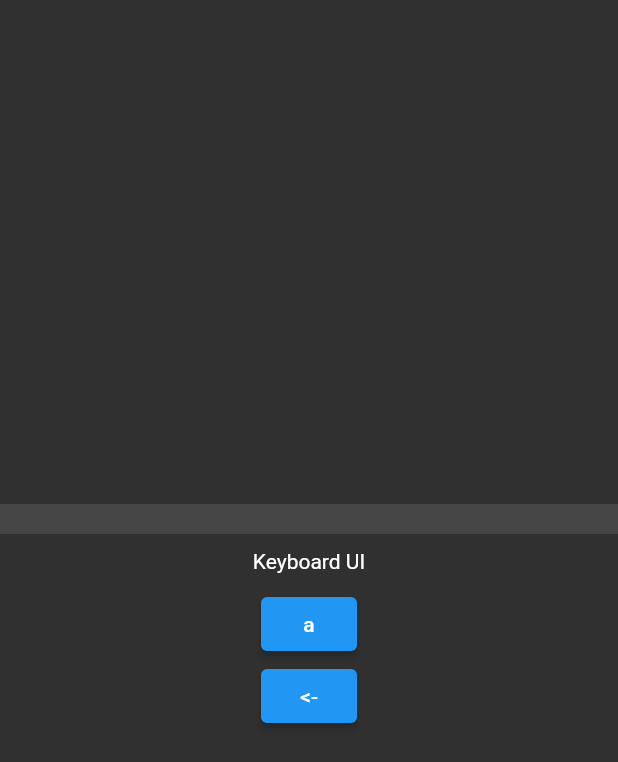
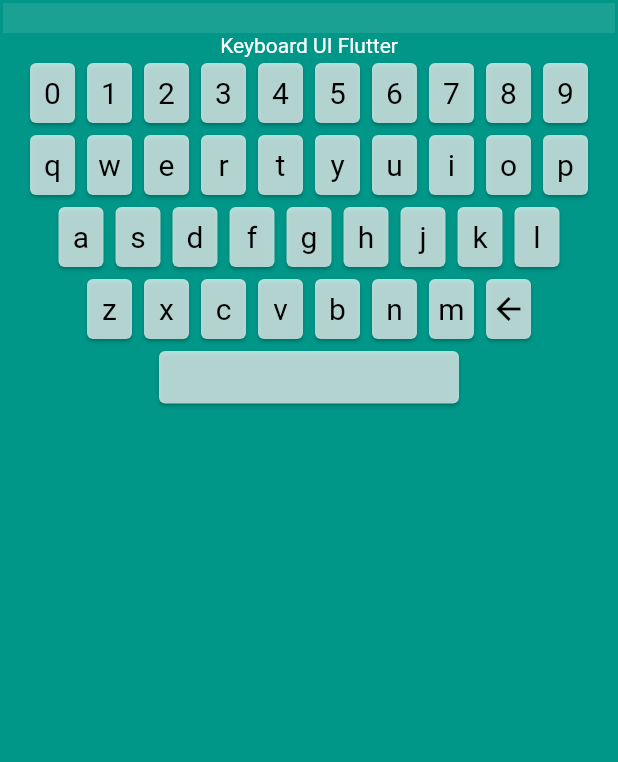
Before and after one commit to israelhudson/TecladoHibrido, a Flutter app: the KeyboardUi screen opened by its route, on a phone screen of 412 x 824 dp. Shown: the top 762 px of the screen. Run offline on Flutter 3.47's test engine with Material 2 defaults, Android fonts, the phone set to English and light mode, and no system bars.

Commit message:
layout keyboard with all keys words

```diff
--- a/keyboard_cursive_writing/lib/keyboard_ui.dart
+++ b/keyboard_cursive_writing/lib/keyboard_ui.dart
@@ -20,32 +20,146 @@ class _KeyboardUiState extends State<KeyboardUi> {
   @override
   Widget build(BuildContext context) {
     return Material(
+      child: Container(
+        color: Colors.teal,
+        padding: EdgeInsets.all(2),
         child: Column(
           mainAxisSize: MainAxisSize.min,
           crossAxisAlignment: CrossAxisAlignment.center,
-        mainAxisAlignment: MainAxisAlignment.center,
+          mainAxisAlignment: MainAxisAlignment.start,
           children: [
             Container(
               width: double.infinity,
               height: 20,
               color: Colors.white10,
             ),
-          const SizedBox(height: 10),
-          const Text('Keyboard UI'),
-          const SizedBox(height: 10),
-          ElevatedButton(
-            onPressed: () {
-              sendText("a");
+            const Text('Keyboard UI Flutter'),
+            Row(
+              mainAxisSize: MainAxisSize.min,
+              crossAxisAlignment: CrossAxisAlignment.center,
+              mainAxisAlignment: MainAxisAlignment.spaceBetween,
+              children: [
+                itemViewKeyboard(value: "0"),
+                itemViewKeyboard(value: "1"),
+                itemViewKeyboard(value: "2"),
+                itemViewKeyboard(value: "3"),
+                itemViewKeyboard(value: "4"),
+                itemViewKeyboard(value: "5"),
+                itemViewKeyboard(value: "6"),
+                itemViewKeyboard(value: "7"),
+                itemViewKeyboard(value: "8"),
+                itemViewKeyboard(value: "9"),
+              ],
+            ),
+            Row(
+              mainAxisSize: MainAxisSize.min,
+              crossAxisAlignment: CrossAxisAlignment.center,
+              mainAxisAlignment: MainAxisAlignment.spaceBetween,
+              children: [
+                itemViewKeyboard(value: "q"),
+                itemViewKeyboard(value: "w"),
+                itemViewKeyboard(value: "e"),
+                itemViewKeyboard(value: "r"),
+                itemViewKeyboard(value: "t"),
+                itemViewKeyboard(value: "y"),
+                itemViewKeyboard(value: "u"),
+                itemViewKeyboard(value: "i"),
+                itemViewKeyboard(value: "o"),
+                itemViewKeyboard(value: "p"),
+              ],
+            ),
+            Row(
+              mainAxisSize: MainAxisSize.min,
+              crossAxisAlignment: CrossAxisAlignment.center,
+              mainAxisAlignment: MainAxisAlignment.spaceBetween,
+              children: [
+                itemViewKeyboard(value: "a"),
+                itemViewKeyboard(value: "s"),
+                itemViewKeyboard(value: "d"),
+                itemViewKeyboard(value: "f"),
+                itemViewKeyboard(value: "g"),
+                itemViewKeyboard(value: "h"),
+                itemViewKeyboard(value: "j"),
+                itemViewKeyboard(value: "k"),
+                itemViewKeyboard(value: "l"),
+              ],
+            ),
+            Row(
+              mainAxisSize: MainAxisSize.min,
+              crossAxisAlignment: CrossAxisAlignment.center,
+              mainAxisAlignment: MainAxisAlignment.spaceBetween,
+              children: [
+                itemViewKeyboard(value: "z"),
+                itemViewKeyboard(value: "x"),
+                itemViewKeyboard(value: "c"),
+                itemViewKeyboard(value: "v"),
+                itemViewKeyboard(value: "b"),
+                itemViewKeyboard(value: "n"),
+                itemViewKeyboard(value: "m"),
+                itemIconKeyboard(value: "delete", icon: Icons.arrow_back),
+              ],
+            ),
+            InkWell(
+              onTap: () {
+                sendText(" ");
               },
-            child: const Text('a'),
+              child: Card(
+                color: Colors.white70,
+                child: Container(
+                  width: 200,
+                  height: 35,
+                  color: Colors.transparent,
+                  padding: const EdgeInsets.all(0.5),
+                  alignment: Alignment.center,
                 ),
-          ElevatedButton(
-            onPressed: () {
-              sendText("delete");
-            },
-            child: const Text('<-'),
+              ),
             ),
           ],
+        ),
+      ),
+    );
+  }
+
+  Widget itemViewKeyboard({String value = ""}) {
+    return InkWell(
+      onTap: () {
+        sendText(value);
+      },
+      child: Card(
+        color: Colors.white70,
+        child: Container(
+          color: Colors.transparent,
+          padding: const EdgeInsets.all(0.5),
+          width: 30,
+          height: 40,
+          alignment: Alignment.center,
+          child: Text(
+            value,
+            style: const TextStyle(color: Colors.black, fontSize: 20),
+          ),
+        ),
+      ),
+    );
+  }
+
+  Widget itemIconKeyboard({String value = "", IconData icon = Icons.ac_unit}) {
+    return InkWell(
+      onTap: () {
+        sendText(value);
+      },
+      child: Card(
+        color: Colors.white70,
+        child: Container(
+          color: Colors.transparent,
+          padding: const EdgeInsets.all(0.5),
+          width: 30,
+          height: 40,
+          alignment: Alignment.center,
+          child: Icon(
+            icon,
+            color: Colors.black,
+          ),
+        ),
       ),
     );
   }
```
Also changed, not shown: 1 other file. Lines whose indentation alone changed are shown as unchanged.
